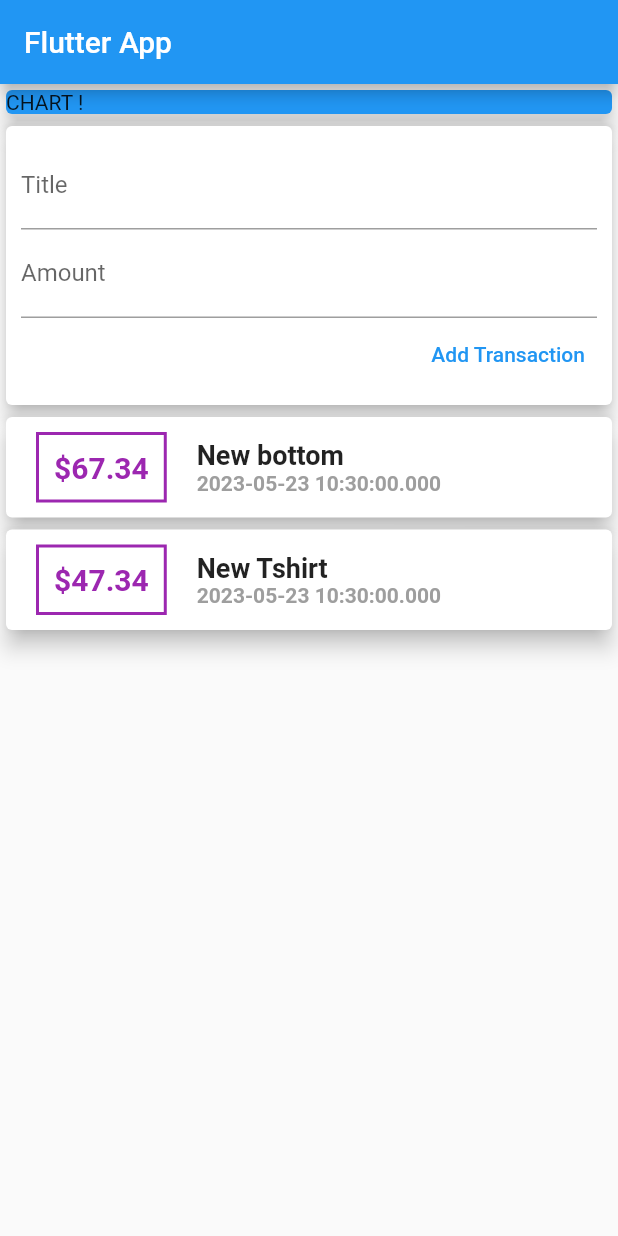
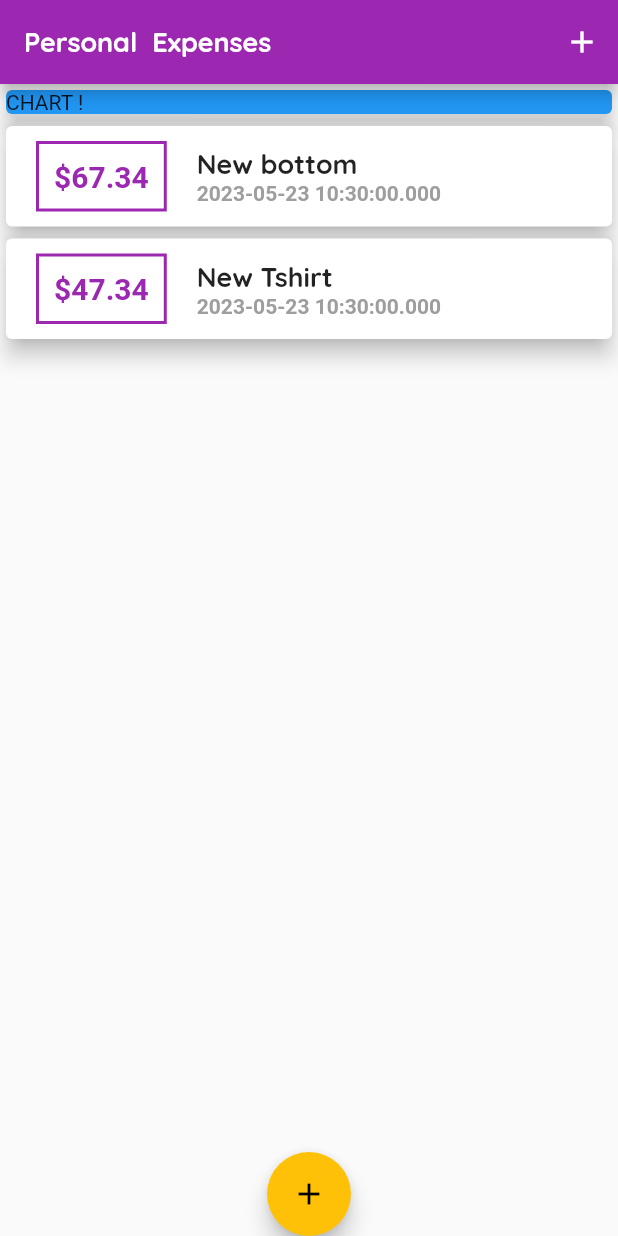
Before and after one commit to shiran02/Flutter_Expense_app, a Flutter app: the screen it shows after launch, on a phone screen of 412 x 824 dp. Run offline on Flutter 3.47's test engine with Material 2 defaults, Android fonts, the phone set to English and light mode, and no system bars.

Commit message:
second  commit

```diff
--- a/expense/lib/main.dart
+++ b/expense/lib/main.dart
@@ -1,12 +1,12 @@
+// ignore_for_file: deprecated_member_use
+
 import 'package:expense/model/transaction.dart';
 import 'package:expense/widgets/new_transaction.dart';
 import 'package:flutter/material.dart';
-import 'model/transaction.dart';
 import 'widgets/transaction_list.dart';
-import 'widgets/user_transaction.dart';
 
 void main() {
-  runApp(const MyApp());
+  runApp(MyApp());
 }
 
 class MyApp extends StatelessWidget {
@@ -16,22 +16,102 @@ class MyApp extends StatelessWidget {
   @override
   Widget build(BuildContext context) {
     return MaterialApp(
+      title:'Personale Expenses',
+      theme:ThemeData(
+          primarySwatch: Colors.purple,
+          accentColor: Colors.amber,
+          fontFamily: 'QuickSand',
+
+
+          textTheme: ThemeData.light().textTheme.copyWith(
+          titleLarge:const TextStyle(
+              fontFamily:'Quicksand',
+              fontSize: 18,
+              fontWeight: FontWeight.bold,
+          ),
+          ),
+
+          appBarTheme: AppBarTheme(
+            textTheme: ThemeData.light().textTheme.copyWith(
+            titleLarge:const TextStyle(
+              fontFamily:'Quicksand',
+              fontSize: 18,
+              fontWeight: FontWeight.bold,
+          ),
+            ),
+          ),
+
+        ),
       home: MyHomePage(),
     );
   }
 }
 
-class MyHomePage extends StatelessWidget {
+class MyHomePage extends StatefulWidget {
+//const MyHomePage({super.key, required this.title});
+// final String title;
+
+  State<MyHomePage> createState() => _MyHomePageState();
+}
+
+class _MyHomePageState extends State<MyHomePage> {
     // late String titleInput;
-    // late String amountInput;
+    late String title;
 
+    final List<Transaction> _userTransaction = [
+    Transaction(
+      id: 't1',
+      title: 'New bottom',
+      amount: 67.34,
+      date: DateTime.now(),
+    ),
 
+    Transaction(
+      id: 't2',
+      title: 'New Tshirt',
+      amount: 47.34,
+      date: DateTime.now(),
+    ),
+  ];
 
+  void _addNewTransaction(String txTitle, double txAmount) {
+    final newTx = Transaction(
+      id: DateTime.now().toString(),
+      title: txTitle,
+      amount: txAmount,
+      date: DateTime.now(),
+    );
+
+    setState(() {
+      _userTransaction.add(newTx);
+    });
+  }
+
+    void _startAddNewTransaction(BuildContext ctx){
+      showModalBottomSheet(context: ctx , builder: (_){
+        return GestureDetector(
+          onTap: (){},
+          child: NewTransaction(_addNewTransaction),
+          behavior: HitTestBehavior.opaque,
+        );
+      });   ///this method give by flutter
+
+    }
+
+@override
   Widget build(BuildContext context) {
     return Scaffold(
       appBar: AppBar(
-        title: Text('Flutter App'),
+        title: Text("Personal  Expenses"),
+        actions: <Widget>[
+          IconButton(
+            icon: const Icon(Icons.add),
+          onPressed:()=> _startAddNewTransaction(context),
+          )
+        ],
       ),
+
+
       body: SingleChildScrollView(
         child: Column(
           //mainAxisAlignment: MainAxisAlignment.spaceAround,
@@ -46,10 +126,16 @@ class MyHomePage extends StatelessWidget {
               ),
             ),
 
-            const UerTransactions(),
+            TransactionList(_userTransaction),
           ],
         ),
       ),
+
+      floatingActionButtonLocation: FloatingActionButtonLocation.centerDocked,
+      floatingActionButton: FloatingActionButton(
+        child: Icon(Icons.add),
+        onPressed:()=> _startAddNewTransaction(context),
+        )
     );
   }
 }
--- a/expense/lib/widgets/transaction_list.dart
+++ b/expense/lib/widgets/transaction_list.dart
@@ -32,32 +32,34 @@ class TransactionList extends StatelessWidget {
                     padding: const EdgeInsets.all(10),
                     decoration: BoxDecoration(
                       border: Border.all(
-                        color: Colors.purple,
+                        color: Theme.of(context).primaryColor,
                         width: 2,
                       ),
                     ),
                     child: Text(
-                      '\$' +
-                          transactions[index].amount.toString(), // another way -->  '\$${tx.amount}'
-                      style: const TextStyle(
+                      '\$${transactions[index].amount.toStringAsFixed(2)}', // another way -->  '\$${tx.amount}'
+                      style:  TextStyle(
                         fontWeight: FontWeight.bold,
                         fontSize: 20,
-                        color: Colors.purple,
+                         color: Theme.of(context).primaryColor,
                       ),
                     ),
                   ),
                   Column(
                     crossAxisAlignment: CrossAxisAlignment.start,
-                    children: [
+                    children: <Widget>[
                       Text(
                         transactions[index].title,
-                        style: const TextStyle(
-                          fontSize: 18,
-                          fontWeight: FontWeight.bold,
-                        ),
+                        style: Theme.of(context).textTheme.titleLarge,
+                        // style: const TextStyle(
+                        //   fontSize: 18,
+                        //   fontWeight: FontWeight.bold,
+                        // ),
                       ),
                       Text(
                         transactions[index].date.toString(),
+                      //   style: Theme.of(context).textTheme.titleLarge,
+
                         style: const TextStyle(
                           color: Colors.grey,
                           fontWeight: FontWeight.w700,
--- a/expense/lib/widgets/user_transaction.dart
+++ /dev/null
@@ -1,54 +0,0 @@
-import 'package:expense/widgets/transaction_list.dart';
-import 'package:flutter/material.dart';
-import 'package:flutter/src/widgets/framework.dart';
-import 'package:flutter/src/widgets/placeholder.dart';
-
-import '../model/transaction.dart';
-import 'new_transaction.dart';
-
-class UerTransactions extends StatefulWidget {
-  const UerTransactions({super.key});
-
-  @override
-  State<UerTransactions> createState() => _UerTransactionsState();
-}
-
-class _UerTransactionsState extends State<UerTransactions> {
-  final List<Transaction> _userTransaction = [
-    Transaction(
-      id: 't1',
-      title: 'New bottom',
-      amount: 67.34,
-      date: DateTime.now(),
-    ),
-    Transaction(
-      id: 't2',
-      title: 'New Tshirt',
-      amount: 47.34,
-      date: DateTime.now(),
-    ),
-  ];
-
-  void _addNewTransaction(String txTitle, double txAmount) {
-    final newTx = Transaction(
-      id: DateTime.now().toString(),
-      title: txTitle,
-      amount: txAmount,
-      date: DateTime.now(),
-    );
-
-    setState(() {
-      _userTransaction.add(newTx);
-    });
-  }
-
-  @override
-  Widget build(BuildContext context) {
-    return Column(
-      children: <Widget>[
-        NewTransaction(_addNewTransaction),
-        TransactionList(_userTransaction),
-      ],
-    );
-  }
-}
```
Also changed, not shown: expense/lib/widgets/new_transaction.dart (+30 -10 lines), expense/pubspec.yaml (+11 -6 lines), expense/assets/fonts/OpenSans-Bold.ttf (added), expense/assets/fonts/OpenSans-Regular.ttf (added), expense/assets/fonts/Quicksand-Bold.ttf (added), expense/assets/fonts/Quicksand-Light.ttf (added), expense/assets/fonts/Quicksand-Medium.ttf (added), expense/assets/fonts/Quicksand-Regular.ttf (added), 1 other file.
